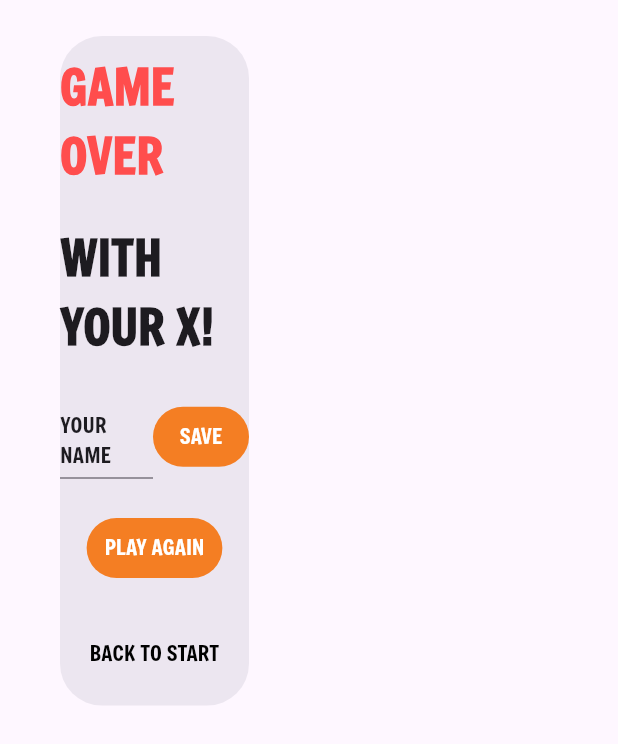
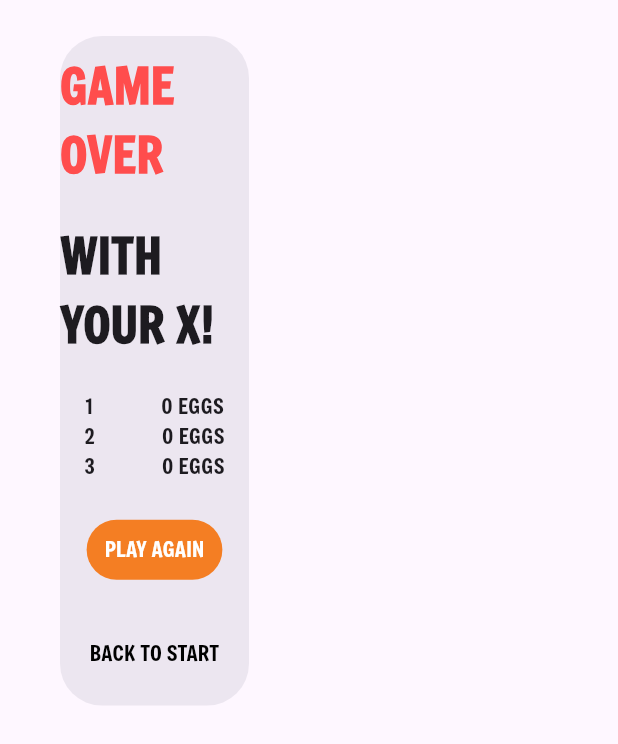
Before and after one commit to 0353497/Module_C_Den_Bosch, a Flutter app: the FailDialog widget shown alone on an empty page, opened directly with empty values, after a tap on "SAVE", on a phone screen of 412 x 824 dp. Shown: the top 744 px of the screen. Run offline on Flutter 3.47's test engine with Material 3 defaults, Android fonts, the phone set to English and light mode, and no system bars; our stand-ins replace get, sensors_plus, shared_preferences; accounts and stored records are empty.

```diff
--- a/lib/components/fail_dialog.dart
+++ b/lib/components/fail_dialog.dart
@@ -15,10 +15,11 @@ class FailDialog extends StatefulWidget {
 }
 
 class _FailDialogState extends State<FailDialog> {
-  final TextEditingController _nameController = TextEditingController();
+  TextEditingController _nameController = TextEditingController();
   final ScoreProvider provider = Get.find<ScoreProvider>();
   String? savedName;
   late final SharedPreferences prefs;
+  Score? savedScore;
   @override
   void initState() {
     super.initState();
@@ -51,19 +52,27 @@ class _FailDialogState extends State<FailDialog> {
                 children: [
                   if (provider.scores.isNotEmpty)
                     Row(
+                      mainAxisAlignment: MainAxisAlignment.spaceAround,
+                      children: [
+                        Row(
+                          spacing: 12,
                           children: [
                             const Text("1"),
                             Text(provider.scores.first.name),
-
-                        Text(provider.scores.first.name),
                           ],
                         ),
+
+                        Text("${provider.scores.first.eggs} EGGS"),
+                      ],
+                    ),
+                  if (savedScore == null)
                     Row(
                       children: [
                         Expanded(
                           child: TextFormField(
-                          initialValue: savedName,
-                          decoration: InputDecoration(hint: Text("YOUR NAME")),
+                            decoration: InputDecoration(
+                              hint: Text("YOUR NAME"),
+                            ),
                             controller: _nameController,
                           ),
                         ),
@@ -77,13 +86,13 @@ class _FailDialogState extends State<FailDialog> {
                             ),
                           ),
                           onPressed: () {
-                          provider.scores.add(
-                            Score(
+                            savedScore = Score(
                               name: _nameController.value.text.trim(),
                               eggs: widget.eggs,
                               dateTime: DateTime.now(),
-                            ),
                             );
+                            setState(() {});
+                            provider.scores.add(savedScore!);
                             prefs.setString(
                               "savedUsername",
                               _nameController.value.text.trim(),
@@ -93,13 +102,31 @@ class _FailDialogState extends State<FailDialog> {
                         ),
                       ],
                     ),
+                  if (savedScore != null)
+                    Row(
+                      mainAxisAlignment: MainAxisAlignment.spaceAround,
+                      children: [
+                        Row(
+                          spacing: 12,
+                          children: [const Text("2"), Text(savedScore!.name)],
+                        ),
+
+                        Text("${savedScore!.eggs} EGGS"),
+                      ],
+                    ),
                   if (provider.scores.isNotEmpty)
                     Row(
+                      mainAxisAlignment: MainAxisAlignment.spaceAround,
+                      children: [
+                        Row(
+                          spacing: 12,
                           children: [
                             const Text("3"),
+                            Text(provider.scores.last.name),
+                          ],
+                        ),
 
-                        Text(provider.scores.last.name),
-                        Text(provider.scores.last.name),
+                        Text("${provider.scores.last.eggs} EGGS"),
                       ],
                     ),
                 ],
@@ -129,6 +156,9 @@ class _FailDialogState extends State<FailDialog> {
   void init() async {
     prefs = await SharedPreferences.getInstance();
     savedName = prefs.getString("savedUsername");
+    _nameController = TextEditingController.fromValue(
+      TextEditingValue(text: savedName ?? ""),
+    );
     setState(() {});
   }
 }
--- a/lib/pages/game_page.dart
+++ b/lib/pages/game_page.dart
@@ -188,8 +188,9 @@ class _GamePageState extends State<GamePage>
     for (var i = 0; i < fallingEggs.length; i++) {
       try {
         final Egg egg = fallingEggs[i];
-        if (egg.rect.bottom < 50) {
+        if (egg.rect.bottom > Get.height) {
           fallingEggs.removeAt(i);
+          lives--;
           continue;
         }
         if (egg.rect.overlaps(player) && egg.isRotten) {
```
Also changed, not shown: assets/images/image.png (added), 25 other files. Lines whose indentation alone changed are shown as unchanged.
